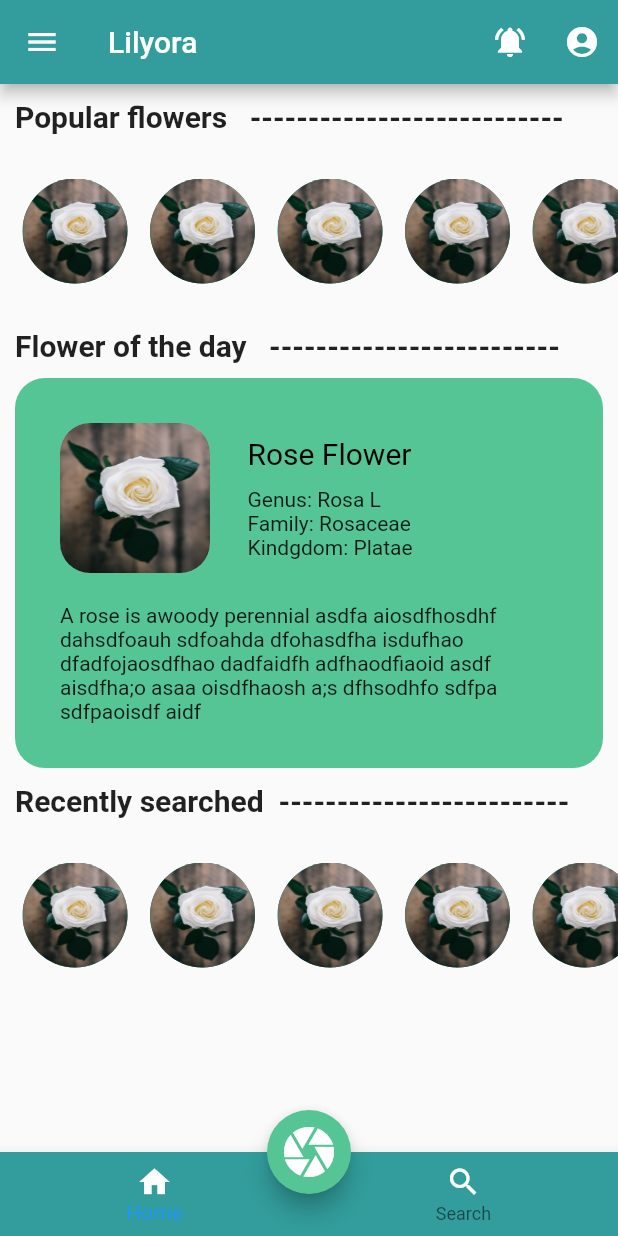
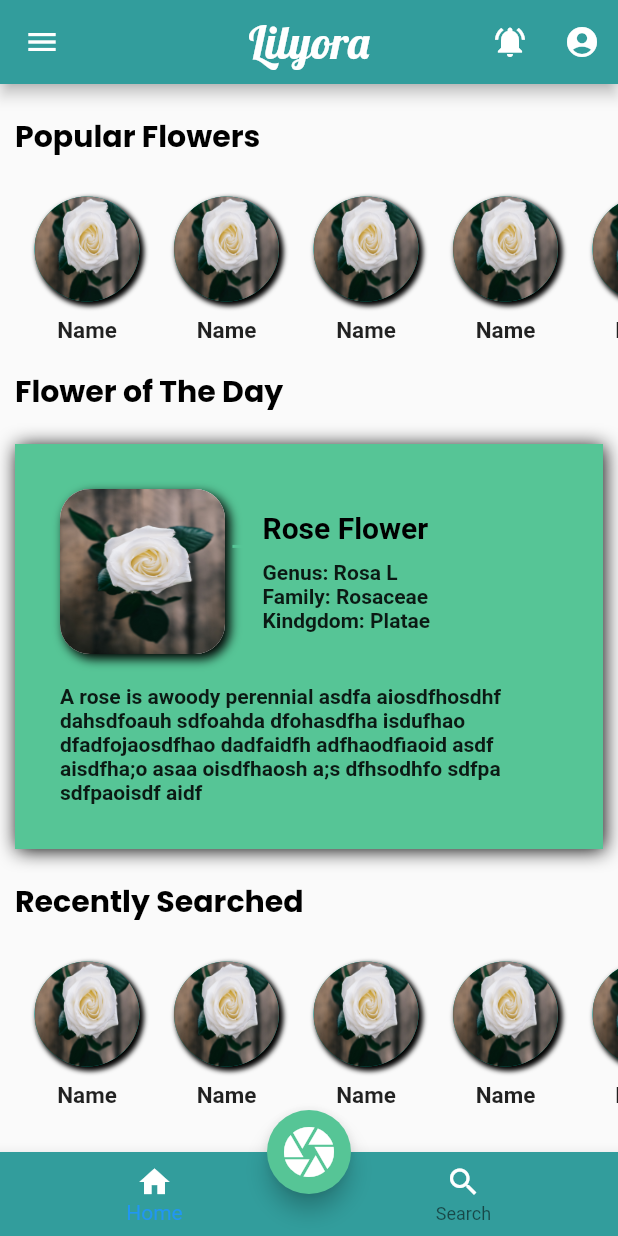
Before and after one commit to Zestful-Tribu/lilyora, a Flutter app: the NavigationScreen screen opened by its route, on a phone screen of 412 x 824 dp. Run offline on Flutter 3.47's test engine with Material 2 defaults, Android fonts, the phone set to English and light mode, and no system bars; our stand-ins replace dio, flutter_spinkit, flutter_svg, google_fonts, image_picker, sticky_headers; project files that could hold a hidden picture were left out.

Commit message:
minor edits in UI

```diff
--- a/lib/components/appbar.dart
+++ b/lib/components/appbar.dart
@@ -1,14 +1,18 @@
 
 
 import 'package:flutter/material.dart';
+import 'package:google_fonts/google_fonts.dart';
 import 'package:lilyora/screens/profile_screen.dart';
 
 import '../constants.dart';
 
 AppBar lilyora_App_Bar(BuildContext context) {
   return AppBar(
-    title: Text("Lilyora"),
+    centerTitle: true,
+    title: Text("Lilyora",
+      style:GoogleFonts.lobster(fontSize: 30, color: Colors.white),),
     backgroundColor: Primary_Color2,
+
     actions: <Widget>[
       IconButton(
         icon: Icon(Icons.notifications_active),
--- a/lib/components/scrolling_small_flowers_horizontal.dart
+++ b/lib/components/scrolling_small_flowers_horizontal.dart
@@ -9,10 +9,21 @@ class smallFlowerImg extends StatelessWidget {
   @override
   Widget build(BuildContext context) {
     return Container(
-      margin: EdgeInsets.only(left: 15.0),
+      margin: EdgeInsets.only(left: 23.0),
       height: 70,
       width: 70,
       decoration: BoxDecoration(
+          boxShadow: [
+            BoxShadow(
+              offset: Offset(2.0,2.0),
+              blurRadius: 2.0,
+              spreadRadius: 1.0,
+
+
+              //borderRadius: BorderRadius.circular(0),
+            ),
+
+          ],
           color: Colors.teal,
           shape: BoxShape.circle,
           image: DecorationImage(
@@ -22,6 +33,17 @@ class smallFlowerImg extends StatelessWidget {
             fit: BoxFit.fill,
           )
       ),
+      child: Container(
+        alignment: Alignment.center,
+        margin: const EdgeInsets.only(top: 105),
+        child: Text(
+          "Name",
+          style: TextStyle(
+            fontWeight: FontWeight.bold,
+            fontSize: 15,
+          ),
+        ),
+      ),
     );
   }
 }
--- a/lib/screens/home_screen.dart
+++ b/lib/screens/home_screen.dart
@@ -1,4 +1,5 @@
 import 'package:flutter/material.dart';
+import 'package:google_fonts/google_fonts.dart';
 import 'package:lilyora/components/drawer.dart';
 import 'package:lilyora/components/scrolling_small_flowers_horizontal.dart';
 import 'package:lilyora/constants.dart';
@@ -31,19 +32,22 @@ class _HomePageState extends State<HomePage>{
             Container(
               //test commit
             ),
+
+
             Container(
-              padding: EdgeInsets.only(top: 10, bottom: 10, left: 10),
+              margin: EdgeInsets.only(top: 20),
+              padding: EdgeInsets.only(left: 10),
               child: Text(
-                "Popular flowers   ---------------------------",
-                style: TextStyle(
-                  fontWeight: FontWeight.bold,
-                  fontSize: 20,
-                ),
+                "Popular Flowers",
+                style:GoogleFonts.poppins(fontSize: 20, color: Colors.black, fontWeight: FontWeight.bold),
               ),
             ),
+
+
+
             Container(
-              margin: EdgeInsets.symmetric(vertical: 20.0),
-              height: 70.0,
+              margin: EdgeInsets.only(bottom: 10.0),
+              height: 120.0,
               child: ListView(
                 scrollDirection: Axis.horizontal,
                 children: [
@@ -54,43 +58,61 @@ class _HomePageState extends State<HomePage>{
                   smallFlowerImg(),
                   smallFlowerImg(),
                   smallFlowerImg(),
-                  smallFlowerImg(),
                 ],
               ),
             ),
+
+
+
             Container(
-              padding: EdgeInsets.only(top: 10, bottom: 10, left: 10),
+              margin: EdgeInsets.only(top:10,bottom: 10.0),
+              padding: EdgeInsets.only(bottom:10,left: 10),
               child: Text(
-                "Flower of the day   -------------------------",
-                style: TextStyle(
-                  fontWeight: FontWeight.bold,
-                  fontSize: 20,
-                ),
+                "Flower of The Day",
+                style:GoogleFonts.poppins(fontSize: 20, color: Colors.black, fontWeight: FontWeight.bold),
               ),
             ),
+
+
 
             Container(
               padding: EdgeInsets.all(30),
               margin: const EdgeInsets.only(left: 10.0, right: 10.0),
               decoration: BoxDecoration(
-                color: Color(0xFF56C596),
-                borderRadius: BorderRadius.circular(20),
-              ),
+                  boxShadow: [
+                  BoxShadow(
+                  offset: Offset(1.0,1.0),
+                  blurRadius: 10.0,
+
+
+                  //borderRadius: BorderRadius.circular(0),
+            ),
+
+              ],
+                  color: Color(0xFF56C596),),
+
               child: Column(
                 children: [
                   Row(
                     children: [
                       Container(
-                        height: 100,
-                        width: 100,
+                        height: 110,
+                        width: 110,
                         decoration: BoxDecoration(
-                          color: Colors.tealAccent,
+                         boxShadow: [
+                           BoxShadow(
+                            offset: Offset(3.0,3.0),
+                              blurRadius: 5.0,
+                           )
+                          ],
+                          color: Colors.white,
                           borderRadius: BorderRadius.circular(20),
                             image: DecorationImage(
                               image: AssetImage(
                                   "assets/roseflower.jpg"
                               ),
                               fit: BoxFit.fill,
+
                             )
                         ),
                       ),
@@ -124,6 +146,7 @@ class _HomePageState extends State<HomePage>{
                                     style: TextStyle(
                                       color: Colors.black,
                                       fontSize: 20,
+                                      fontWeight: FontWeight.bold,
                                     ),
                                   ),
                                 ),
@@ -133,7 +156,9 @@ class _HomePageState extends State<HomePage>{
                                 child: Text(
                                     "Genus: Rosa L\n" +
                                         "Family: Rosaceae\n"+
-                                        "Kindgdom: Platae"
+                                        "Kindgdom: Platae",
+                                  style: TextStyle(fontWeight: FontWeight.bold,),
+
                                 ),
                               )
                             ],
@@ -143,37 +168,40 @@ class _HomePageState extends State<HomePage>{
                     ],
                   ),
                   Container(
+
                     padding: EdgeInsets.only(top: 20),
                     child: Text(
                         "A rose is awoody perennial asdfa aiosdfhosdhf dahsdfoauh sdfoahda dfoh"
                             "asdfha isdufhao dfadfojaosdfhao dadfaidfh "
                             "adfhaodfiaoid asdf aisdfha;o as"
                             "aa oisdfhaosh a;s dfhsodhfo sdfpa sdfp"
-                            "aoisdf aidf"
+                            "aoisdf aidf",
+                      style: TextStyle(fontWeight: FontWeight.bold)
+                      ,
                     ),
                   ),
                 ],
               ),
             ),
 
+
+
             Container(
-              padding: EdgeInsets.only(top: 10, bottom: 10, left: 10),
+              padding: EdgeInsets.only(top:20,left: 10),
               child: Text(
-                "Recently searched  -------------------------",
-                style: TextStyle(
-                  fontWeight: FontWeight.bold,
-                  fontSize: 20,
-                ),
+                "Recently Searched",
+                style:GoogleFonts.poppins(fontSize: 20, color: Colors.black,fontWeight: FontWeight.bold),
               ),
             ),
 
+
+
             Container(
-              margin: EdgeInsets.symmetric(vertical: 20.0),
-              height: 70.0,
+              margin: EdgeInsets.only(bottom: 10.0),
+              height: 120.0,
               child: ListView(
                 scrollDirection: Axis.horizontal,
                 children: [
-                  smallFlowerImg(),
                   smallFlowerImg(),
                   smallFlowerImg(),
                   smallFlowerImg(),
--- a/lib/screens/splash_screen.dart
+++ b/lib/screens/splash_screen.dart
@@ -22,7 +22,7 @@ class _SplashScreenState extends State<SplashScreen> {
     super.initState();
 
 
-    //Timer(Duration(seconds: 6), ()=>Navigator.push(context, MaterialPageRoute(builder: (context)=>NavigationScreen())));
+    Timer(Duration(seconds: 4), ()=>Navigator.push(context, MaterialPageRoute(builder: (context)=>NavigationScreen())));
 
   }
 
@@ -30,18 +30,20 @@ class _SplashScreenState extends State<SplashScreen> {
   @override
   Widget build(BuildContext context) {
     return Scaffold(
+
       body: Column(
         mainAxisAlignment: MainAxisAlignment.center,
         crossAxisAlignment: CrossAxisAlignment.center,
         children: <Widget>[
+
           Container(
-            margin: const EdgeInsets.only(bottom: 0.0),
+            margin: const EdgeInsets.only(top:80,bottom: 0.0),
             child: SvgPicture.asset("assets/lilyora logo svg.svg",
             height: 200,)
           ),
           Container(
 
-            margin: const EdgeInsets.only(top: 0.0),
+            margin: const EdgeInsets.only(top: 0.0, bottom: 50),
             child: Text("Lilyora",
               style:GoogleFonts.lobster(fontSize: 45, color: Primary_Color2),
             ),
@@ -54,7 +56,7 @@ class _SplashScreenState extends State<SplashScreen> {
               margin: const EdgeInsets.only(top: 80.0),
               child: SpinKitThreeBounce(color: Primary_Color,)),
 
-          Container(
+        /*  Container(
             padding: const EdgeInsets.only(top: 100.0),
             child: Text(
               "By",
@@ -67,7 +69,8 @@ class _SplashScreenState extends State<SplashScreen> {
               "Zestful-Tribu",
               style: GoogleFonts.russoOne(fontSize: 20, color: Primary_Color2),
             ),
-          ),
+          ),*/
+
         ],
 
       ),
```
Also changed, not shown: assets/bgimg.png (added).
